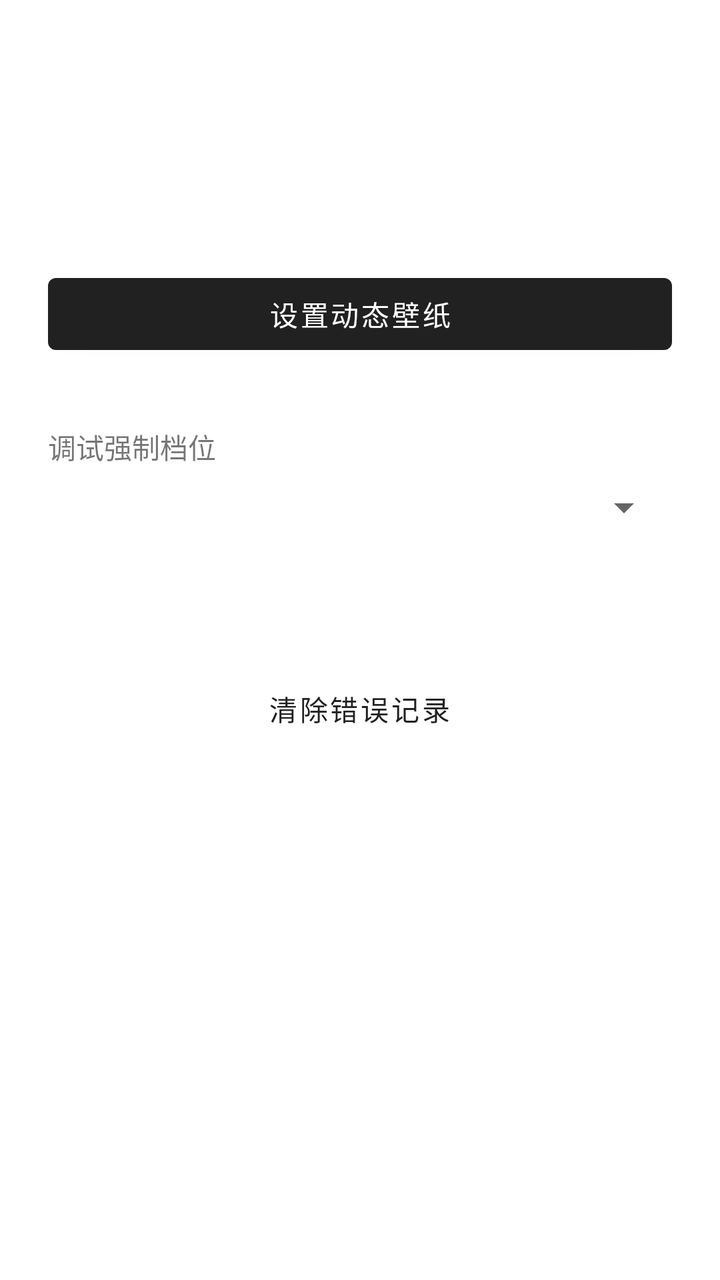
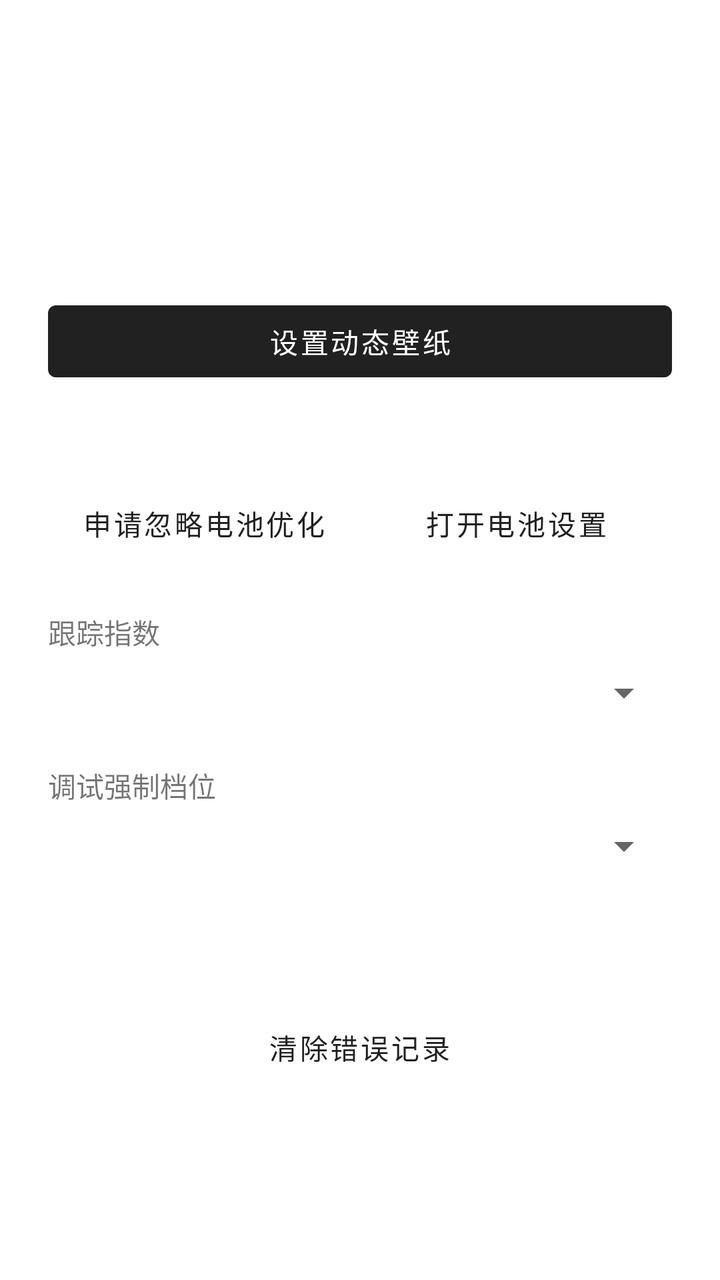

An Android layout rendered at two revisions. The XML below is the earlier revision; the diff shows what the commit changed to produce the second picture.
<!-- AndroidManifest.xml: application theme Theme.KurumiMood -->
<!-- res/layout/activity_main.xml -->
<?xml version="1.0" encoding="utf-8"?>
<ScrollView xmlns:android="http://schemas.android.com/apk/res/android"
    android:layout_width="match_parent"
    android:layout_height="match_parent">
<LinearLayout
    android:layout_width="match_parent"
    android:layout_height="wrap_content"
    android:gravity="center_horizontal"
    android:orientation="vertical"
    android:padding="24dp">

    <TextView
        android:id="@+id/versionText"
        android:layout_width="match_parent"
        android:layout_height="wrap_content"
        android:textSize="12sp"
        android:paddingBottom="12dp" />

    <TextView
        android:id="@+id/pctText"
        android:layout_width="match_parent"
        android:layout_height="wrap_content"
        android:textSize="18sp"
        android:paddingBottom="8dp" />

    <TextView
        android:id="@+id/tierText"
        android:layout_width="match_parent"
        android:layout_height="wrap_content"
        android:textSize="18sp"
        android:paddingBottom="24dp" />

    <Button
        android:id="@+id/setWallpaperBtn"
        android:layout_width="match_parent"
        android:layout_height="wrap_content"
        android:text="@string/open_picker" />

    <TextView
        android:layout_width="match_parent"
        android:layout_height="wrap_content"
        android:paddingTop="32dp"
        android:paddingBottom="8dp"
        android:text="@string/debug_force"
        android:textSize="14sp" />

    <Spinner
        android:id="@+id/debugSpinner"
        android:layout_width="match_parent"
        android:layout_height="wrap_content" />

    <TextView
        android:id="@+id/statusText"
        android:layout_width="match_parent"
        android:layout_height="wrap_content"
        android:paddingTop="24dp"
        android:textIsSelectable="true"
        android:textSize="12sp" />

    <TextView
        android:id="@+id/errorText"
        android:layout_width="match_parent"
        android:layout_height="wrap_content"
        android:paddingTop="8dp"
        android:textColor="#E57373"
        android:textIsSelectable="true"
        android:textSize="12sp" />

    <Button
        android:id="@+id/clearErrorBtn"
        style="?attr/borderlessButtonStyle"
        android:layout_width="wrap_content"
        android:layout_height="wrap_content"
        android:text="@string/clear_error" />
</LinearLayout>
</ScrollView>
<!-- resources referenced by this layout -->
<resources>
  <string name="clear_error">清除错误记录</string>
  <string name="debug_force">调试强制档位</string>
  <string name="open_picker">设置动态壁纸</string>
  <style name="Theme.KurumiMood" parent="Theme.MaterialComponents.DayNight.DarkActionBar" />
</resources>

<!-- the commit's change to res/layout/activity_main.xml (unified diff, before → after) -->
@@ -13,22 +13,29 @@
         android:id="@+id/versionText"
         android:layout_width="match_parent"
         android:layout_height="wrap_content"
-        android:textSize="12sp"
-        android:paddingBottom="12dp" />
+        android:paddingBottom="12dp"
+        android:textSize="12sp" />
+
+    <TextView
+        android:id="@+id/sourceText"
+        android:layout_width="match_parent"
+        android:layout_height="wrap_content"
+        android:paddingBottom="4dp"
+        android:textSize="16sp" />
 
     <TextView
         android:id="@+id/pctText"
         android:layout_width="match_parent"
         android:layout_height="wrap_content"
-        android:textSize="18sp"
-        android:paddingBottom="8dp" />
+        android:paddingBottom="4dp"
+        android:textSize="18sp" />
 
     <TextView
         android:id="@+id/tierText"
         android:layout_width="match_parent"
         android:layout_height="wrap_content"
-        android:textSize="18sp"
-        android:paddingBottom="24dp" />
+        android:paddingBottom="16dp"
+        android:textSize="18sp" />
 
     <Button
         android:id="@+id/setWallpaperBtn"
@@ -37,9 +44,101 @@
         android:text="@string/open_picker" />
 
     <TextView
+        android:id="@+id/batteryText"
         android:layout_width="match_parent"
         android:layout_height="wrap_content"
-        android:paddingTop="32dp"
+        android:paddingTop="20dp"
+        android:paddingBottom="4dp"
+        android:textSize="14sp" />
+
+    <LinearLayout
+        android:layout_width="match_parent"
+        android:layout_height="wrap_content"
+        android:orientation="horizontal">
+        <Button
+            android:id="@+id/batteryRequestBtn"
+            style="?attr/borderlessButtonStyle"
+            android:layout_width="0dp"
+            android:layout_height="wrap_content"
+            android:layout_weight="1"
+            android:text="@string/battery_request" />
+        <Button
+            android:id="@+id/batterySettingsBtn"
+            style="?attr/borderlessButtonStyle"
+            android:layout_width="0dp"
+            android:layout_height="wrap_content"
+            android:layout_weight="1"
+            android:text="@string/battery_settings" />
+    </LinearLayout>
+
+    <TextView
+        android:layout_width="match_parent"
+        android:layout_height="wrap_content"
+        android:paddingTop="20dp"
+        android:paddingBottom="8dp"
+        android:text="@string/index_select"
+        android:textSize="14sp" />
+
+    <Spinner
+        android:id="@+id/indexSpinner"
+        android:layout_width="match_parent"
+        android:layout_height="wrap_content" />
+
+    <LinearLayout
+        android:id="@+id/customPanel"
+        android:layout_width="match_parent"
+        android:layout_height="wrap_content"
+        android:orientation="vertical"
+        android:paddingTop="8dp"
+        android:visibility="gone">
+
+        <EditText
+            android:id="@+id/customUrl"
+            android:layout_width="match_parent"
+            android:layout_height="wrap_content"
+            android:hint="@string/custom_url_hint"
+            android:inputType="textUri"
+            android:maxLines="3" />
+
+        <EditText
+            android:id="@+id/customPath"
+            android:layout_width="match_parent"
+            android:layout_height="wrap_content"
+            android:hint="@string/custom_path_hint"
+            android:inputType="text"
+            android:maxLines="1" />
+
+        <EditText
+            android:id="@+id/customMult"
+            android:layout_width="match_parent"
+            android:layout_height="wrap_content"
+            android:hint="@string/custom_mult_hint"
+            android:inputType="numberDecimal|numberSigned"
+            android:maxLines="1" />
+
+        <LinearLayout
+            android:layout_width="match_parent"
+            android:layout_height="wrap_content"
+            android:orientation="horizontal">
+            <Button
+                android:id="@+id/customSaveBtn"
+                android:layout_width="0dp"
+                android:layout_height="wrap_content"
+                android:layout_weight="1"
+                android:text="@string/custom_save" />
+            <Button
+                android:id="@+id/customTestBtn"
+                android:layout_width="0dp"
+                android:layout_height="wrap_content"
+                android:layout_weight="1"
+                android:text="@string/custom_test" />
+        </LinearLayout>
+    </LinearLayout>
+
+    <TextView
+        android:layout_width="match_parent"
+        android:layout_height="wrap_content"
+        android:paddingTop="24dp"
         android:paddingBottom="8dp"
         android:text="@string/debug_force"
         android:textSize="14sp" />
<!-- resource entries referenced after the edit -->
@@ -1,7 +1,15 @@
 <!-- resources referenced by this layout -->
 <resources>
+  <string name="battery_request">申请忽略电池优化</string>
+  <string name="battery_settings">打开电池设置</string>
   <string name="clear_error">清除错误记录</string>
+  <string name="custom_mult_hint">乘数（f170 填 0.01；已是百分比填 1）</string>
+  <string name="custom_path_hint">JSON 路径，如 data.f170 或 data.items[0].pct</string>
+  <string name="custom_save">保存自定义设置</string>
+  <string name="custom_test">测试自定义 API</string>
+  <string name="custom_url_hint">自定义 API URL (http/https)</string>
   <string name="debug_force">调试强制档位</string>
+  <string name="index_select">跟踪指数</string>
   <string name="open_picker">设置动态壁纸</string>
   <style name="Theme.KurumiMood" parent="Theme.MaterialComponents.DayNight.DarkActionBar" />
 </resources>
